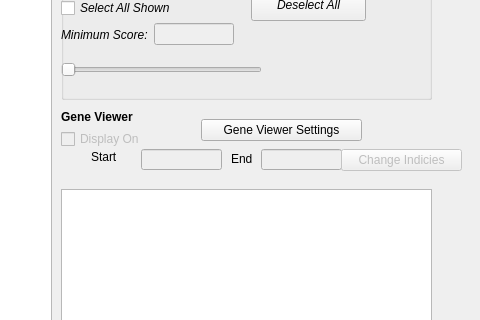
Old version of the form resultsWindow.ui in the repository Ktailor34/CASPERapp; both pictures show x 649 to 1129 and y 90 to 410 of the 1129 by 669 pixel window.
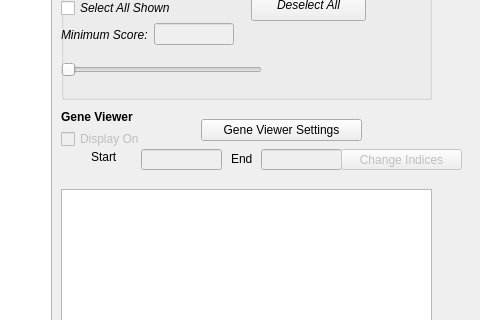
New version of the form.

```diff
--- a/resultsWindow.ui
+++ b/resultsWindow.ui
@@ -348,14 +348,14 @@
       <x>990</x>
       <y>220</y>
       <width>121</width>
-      <height>22</height>
+      <height>21</height>
      </rect>
     </property>
     <property name="toolTip">
      <string>&lt;html&gt;&lt;head/&gt;&lt;body&gt;&lt;p&gt;This button changes the start and end indicies of the Gene Viewer sequence&lt;/p&gt;&lt;/body&gt;&lt;/html&gt;</string>
     </property>
     <property name="text">
-     <string>Change Indicies</string>
+     <string>Change Indices</string>
     </property>
    </widget>
    <widget class="QPushButton" name="gene_viewer_settings_button">
```
Left out of the diff: 2 changed lines with no effect on the pictures.
